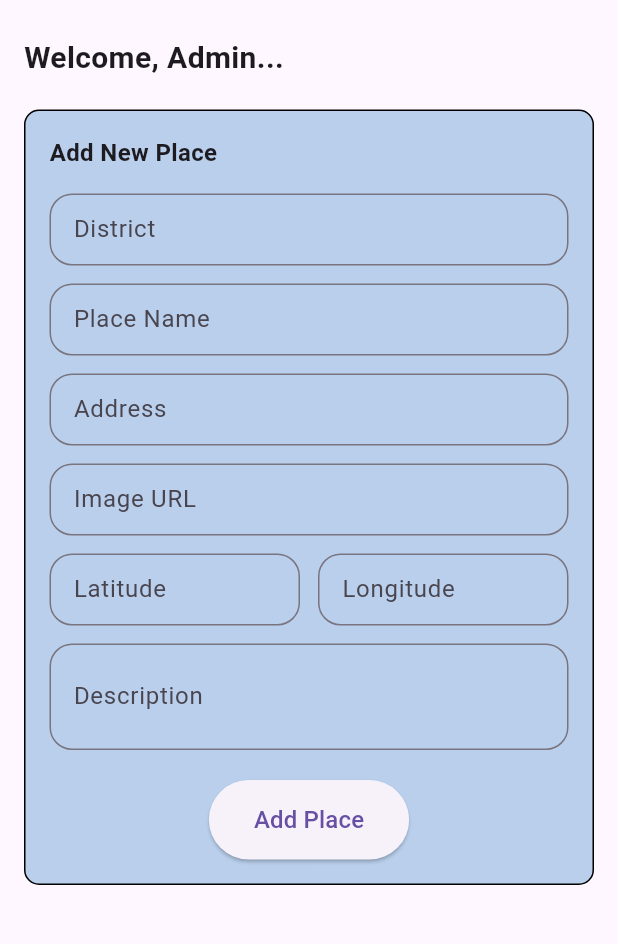
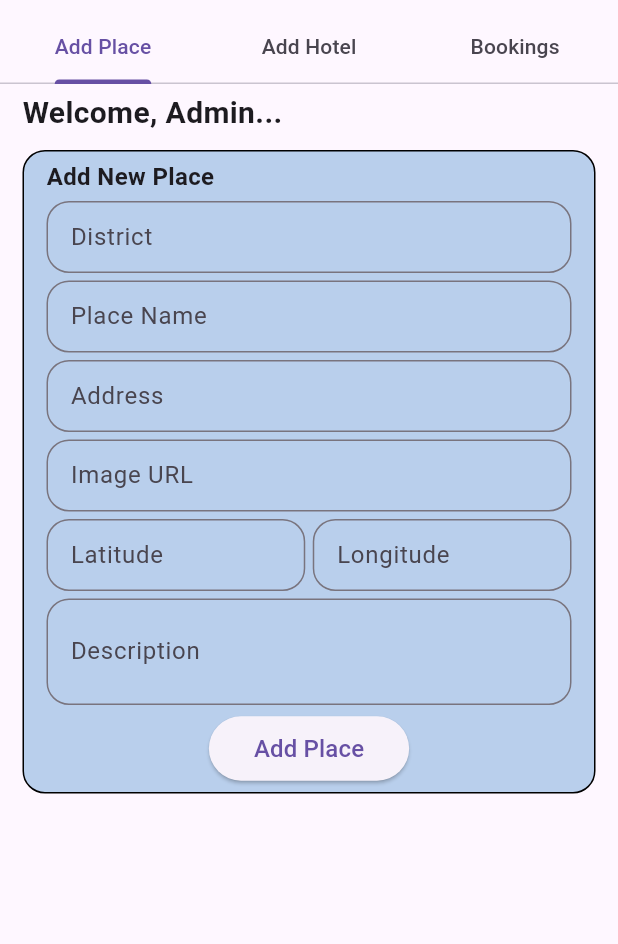
Before and after one commit to WickramaarachchiBS/CGP-TRAVO, a Flutter app: the AdminScreen screen opened by its route, on a phone screen of 412 x 824 dp, the part 72-1016 px from its top. Run offline on Flutter 3.47's test engine with Material 3 defaults, Android fonts, the phone set to English and light mode, and no system bars; our stand-ins replace cached_network_image, cloud_firestore, firebase_auth, firebase_core, geocoding, geolocator and 3 more; missing offline and left inert: flutter_stripe; accounts and stored records are empty.

Commit message:
admin screen modifications
added a tabbar to seperate addplace, addhotel and allbookings.
added addhotel and all bookings pages.

```diff
--- /dev/null
+++ b/lib/components/adminScreenAddPlaces.dart
@@ -0,0 +1,127 @@
+import 'package:flutter/material.dart';
+import 'package:cloud_firestore/cloud_firestore.dart';
+import 'package:newone/components/adminScreenCustomTextField.dart';
+
+class AddPlaceSection extends StatelessWidget {
+  AddPlaceSection({super.key});
+
+  final FirebaseFirestore firestore = FirebaseFirestore.instance;
+  final TextEditingController districtController = TextEditingController();
+  final TextEditingController nameController = TextEditingController();
+  final TextEditingController addressController = TextEditingController();
+  final TextEditingController imageUrlController = TextEditingController();
+  final TextEditingController latController = TextEditingController();
+  final TextEditingController lonController = TextEditingController();
+  final TextEditingController descriptionController = TextEditingController();
+  final _formKey = GlobalKey<FormState>();
+
+  Future<void> _submitForm(BuildContext context) async {
+    if (_formKey.currentState!.validate()) {
+      try {
+        final placeData = {
+          'name': nameController.text.trim(),
+          'address': addressController.text.trim(),
+          'desc': descriptionController.text.trim(),
+          'imagePath': imageUrlController.text.trim(),
+          'latitude': double.tryParse(latController.text) ?? 0.0,
+          'longitude': double.tryParse(lonController.text) ?? 0.0,
+        };
+
+        String district = districtController.text.trim().toLowerCase();
+        await firestore.collection('places').doc('districts').collection(district).add(placeData);
+
+        districtController.clear();
+        nameController.clear();
+        addressController.clear();
+        imageUrlController.clear();
+        latController.clear();
+        lonController.clear();
+        descriptionController.clear();
+
+        ScaffoldMessenger.of(context).showSnackBar(
+          const SnackBar(content: Text('Place added successfully!')),
+        );
+      } catch (e) {
+        ScaffoldMessenger.of(context).showSnackBar(
+          SnackBar(content: Text('Failed to add place: $e')),
+        );
+        print('Error adding place: $e');
+      }
+    }
+  }
+
+  @override
+  Widget build(BuildContext context) {
+    return SingleChildScrollView(
+      padding: const EdgeInsets.symmetric(horizontal: 15, vertical: 5),
+      child: Form(
+        key: _formKey,
+        child: Column(
+          crossAxisAlignment: CrossAxisAlignment.start,
+          children: [
+            const Text(
+              'Welcome, Admin...',
+              style: TextStyle(fontSize: 20, fontWeight: FontWeight.bold),
+            ),
+            const SizedBox(height: 10),
+            Container(
+              padding: const EdgeInsets.symmetric(horizontal: 15, vertical: 5),
+              decoration: BoxDecoration(
+                color: const Color(0xffb9cfec),
+                border: Border.all(color: Colors.black),
+                borderRadius: BorderRadius.circular(15),
+              ),
+              child: Column(
+                crossAxisAlignment: CrossAxisAlignment.start,
+                children: [
+                  const Text(
+                    'Add New Place',
+                    style: TextStyle(
+                      fontSize: 16,
+                      fontWeight: FontWeight.bold,
+                    ),
+                  ),
+                  const SizedBox(height: 5),
+                  CustomTextField(controller: districtController, labelText: 'District', maxLines: 1),
+                  const SizedBox(height: 5),
+                  CustomTextField(controller: nameController, labelText: 'Place Name', maxLines: 1),
+                  const SizedBox(height: 5),
+                  CustomTextField(controller: addressController, labelText: 'Address', maxLines: 1),
+                  const SizedBox(height: 5),
+                  CustomTextField(controller: imageUrlController, labelText: 'Image URL', maxLines: 1),
+                  const SizedBox(height: 5),
+                  Row(
+                    children: [
+                      Expanded(
+                        child: CustomTextField(controller: latController, labelText: 'Latitude', maxLines: 1),
+                      ),
+                      const SizedBox(width: 5),
+                      Expanded(
+                        child: CustomTextField(controller: lonController, labelText: 'Longitude', maxLines: 1),
+                      ),
+                    ],
+                  ),
+                  const SizedBox(height: 5),
+                  CustomTextField(controller: descriptionController, labelText: 'Description', maxLines: 3),
+                  const SizedBox(height: 5),
+                  Center(
+                    child: ElevatedButton(
+                      onPressed: () => _submitForm(context),
+                      style: ElevatedButton.styleFrom(
+                        padding: const EdgeInsets.symmetric(horizontal: 30, vertical: 10),
+                      ),
+                      child: const Text(
+                        'Add Place',
+                        style: TextStyle(fontSize: 16),
+                      ),
+                    ),
+                  ),
+                ],
+              ),
+            ),
+          ],
+        ),
+      ),
+    );
+  }
+}
--- /dev/null
+++ b/lib/components/adminScreenCustomTextField.dart
@@ -0,0 +1,36 @@
+import 'package:flutter/material.dart';
+
+class CustomTextField extends StatelessWidget {
+  const CustomTextField({
+    super.key,
+    required this.controller,
+    required this.labelText,
+    required this.maxLines,
+  });
+
+  final TextEditingController controller;
+  final String labelText;
+  final int maxLines;
+
+  @override
+  Widget build(BuildContext context) {
+    return TextFormField(
+      controller: controller,
+      style: const TextStyle(height: 0.8),
+      decoration: InputDecoration(
+        labelText: labelText,
+        border: OutlineInputBorder(
+          borderRadius: BorderRadius.circular(15),
+        ),
+      ),
+      maxLines: maxLines,
+      cursorHeight: 20,
+      validator: (value) {
+        if (value == null || value.isEmpty) {
+          return 'Please enter ${labelText.toLowerCase()}';
+        }
+        return null;
+      },
+    );
+  }
+}
--- a/lib/screens/admin_screen.dart
+++ b/lib/screens/admin_screen.dart
@@ -1,68 +1,18 @@
 import 'package:firebase_auth/firebase_auth.dart';
 import 'package:flutter/material.dart';
 import 'package:cloud_firestore/cloud_firestore.dart';
+import 'package:newone/components/AdminScreenAddHotels.dart';
+import 'package:newone/components/adminScreenAddPlaces.dart';
+import 'package:newone/components/adminScreenBookings.dart';
 
 class AdminScreen extends StatelessWidget {
   const AdminScreen({super.key});
 
   @override
   Widget build(BuildContext context) {
-    // Initialize Firestore
-    final FirebaseFirestore firestore = FirebaseFirestore.instance;
-
-    // Controllers for form fields
-    final TextEditingController districtController = TextEditingController();
-    final TextEditingController nameController = TextEditingController();
-    final TextEditingController addressController = TextEditingController();
-    final TextEditingController imageUrlController = TextEditingController();
-    final TextEditingController latController = TextEditingController();
-    final TextEditingController lonController = TextEditingController();
-    final TextEditingController descriptionController = TextEditingController();
-
-    // Form key for validation
-    final _formKey = GlobalKey<FormState>();
-
-    Future<void> _submitForm() async {
-      if (_formKey.currentState!.validate()) {
-        try {
-          // Prepare place data
-          final placeData = {
-            'name': nameController.text.trim(),
-            'address': addressController.text.trim(),
-            'desc': descriptionController.text.trim(),
-            'imagePath': imageUrlController.text.trim(),
-            'latitude': double.tryParse(latController.text) ?? 0.0,
-            'longitude': double.tryParse(lonController.text) ?? 0.0,
-          };
-
-          // Add to Firestore under places/districts/<district_entered>/<place_id>
-          String district = districtController.text.trim().toLowerCase();
-          await firestore.collection('places').doc('districts').collection(district).add(placeData);
-
-          // Clear form after submission
-          districtController.clear();
-          nameController.clear();
-          addressController.clear();
-          imageUrlController.clear();
-          latController.clear();
-          lonController.clear();
-          descriptionController.clear();
-
-          // Show success message
-          ScaffoldMessenger.of(context).showSnackBar(
-            const SnackBar(content: Text('Place added successfully!')),
-          );
-        } catch (e) {
-          // Show error message
-          ScaffoldMessenger.of(context).showSnackBar(
-            SnackBar(content: Text('Failed to add place: $e')),
-          );
-          print('Error adding place: $e');
-        }
-      }
-    }
-
-    return Scaffold(
+    return DefaultTabController(
+      length: 3,
+      child: Scaffold(
         appBar: AppBar(
           title: const Text(
             'Admin Dashboard',
@@ -103,118 +53,22 @@ class AdminScreen extends StatelessWidget {
               ),
             ),
           ],
-      ),
-      body: SingleChildScrollView(
-        padding: const EdgeInsets.all(16.0),
-        child: Form(
-          key: _formKey,
-          child: Column(
-            crossAxisAlignment: CrossAxisAlignment.start,
-            children: [
-              const Text(
-                'Welcome, Admin...',
-                style: TextStyle(fontSize: 20, fontWeight: FontWeight.bold),
-              ),
-              const SizedBox(height: 20),
-              Container(
-                padding: const EdgeInsets.all(16.0),
-                decoration: BoxDecoration(
-                  color: Color(0xffb9cfec),
-                  border: Border.all(color: Colors.black),
-                  borderRadius: BorderRadius.circular(10),
-                ),
-                child: Column(
-                  crossAxisAlignment: CrossAxisAlignment.start,
-                  children: [
-                    const Text(
-                      'Add New Place',
-                      style: TextStyle(
-                        fontSize: 16,
-                        fontWeight: FontWeight.bold,
-                      ),
-                    ),
-                    const SizedBox(height: 16),
-                    TextField(controller: districtController, labelText: 'District', maxLines: 1),
-                    const SizedBox(height: 12),
-                    TextField(controller: nameController, labelText: 'Place Name', maxLines: 1),
-                    const SizedBox(height: 12),
-                    TextField(controller: addressController, labelText: 'Address', maxLines: 1),
-                    const SizedBox(height: 12),
-                    TextField(controller: imageUrlController, labelText: 'Image URL', maxLines: 1),
-                    const SizedBox(height: 12),
-                    Row(
-                      children: [
-                        Expanded(
-                          child: TextField(controller: latController, labelText: 'Latitude', maxLines: 1),
-                        ),
-                        const SizedBox(width: 12),
-                        Expanded(
-                          child: TextField(controller: lonController, labelText: 'Longitude', maxLines: 1),
-                        ),
-                      ],
-                    ),
-                    const SizedBox(height: 12),
-                    TextField(controller: descriptionController, labelText: 'Description', maxLines: 3),
-                    const SizedBox(height: 20),
-                    Center(
-                      child: ElevatedButton(
-                        onPressed: _submitForm,
-                        style: ElevatedButton.styleFrom(
-                          padding: const EdgeInsets.symmetric(
-                            horizontal: 30,
-                            vertical: 15,
-                          ),
-                        ),
-                        child: const Text(
-                          'Add Place',
-                          style: TextStyle(fontSize: 16),
-                        ),
-                      ),
-                    ),
+          bottom: const TabBar(
+            tabs: [
+              Tab(text: 'Add Place'),
+              Tab(text: 'Add Hotel'),
+              Tab(text: 'Bookings'),
             ],
           ),
         ),
+        body: TabBarView(
+          children: [
+            AddPlaceSection(),
+            AddHotelSection(),
+            AllBookingSection(),
           ],
-          ),
         ),
       ),
     );
   }
 }
-
-class TextField extends StatelessWidget {
-  const TextField({
-    super.key,
-    required this.controller,
-    required this.labelText,
-    required this.maxLines,
-  });
-
-  final TextEditingController controller;
-  final String labelText;
-  final int maxLines;
-
-  @override
-  Widget build(BuildContext context) {
-    return TextFormField(
-      controller: controller,
-      style: TextStyle(
-        height: 0.8,
-      ),
-      decoration: InputDecoration(
-        labelText: labelText,
-        border: OutlineInputBorder(
-          borderRadius: BorderRadius.circular(15),
-        ),
-      ),
-      maxLines: maxLines,
-      cursorHeight: 20,
-      validator: (value) {
-        if (value == null || value.isEmpty) {
-          return 'Please enter a place name';
-        }
-        return null;
-      },
-    );
-  }
-}
```
Also changed, not shown: lib/components/AdminScreenAddHotels.dart (added, +122 -0 lines), lib/components/adminScreenBookings.dart (added, +143 -0 lines), 8 other files. Lines whose indentation alone changed are shown as unchanged.
